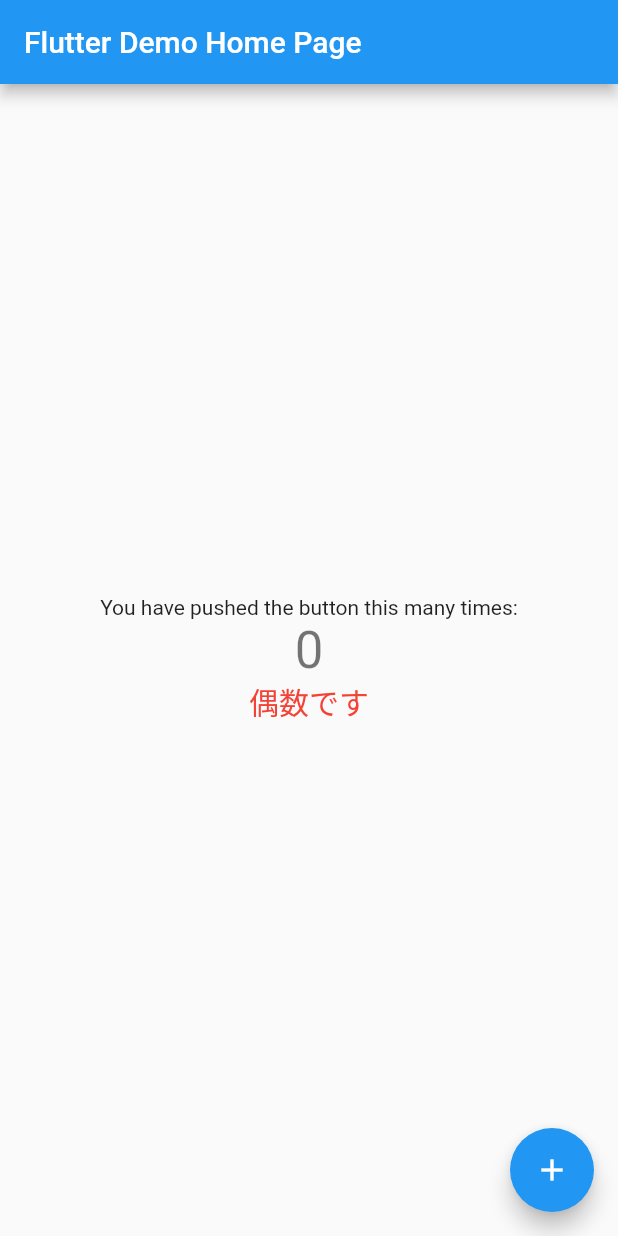
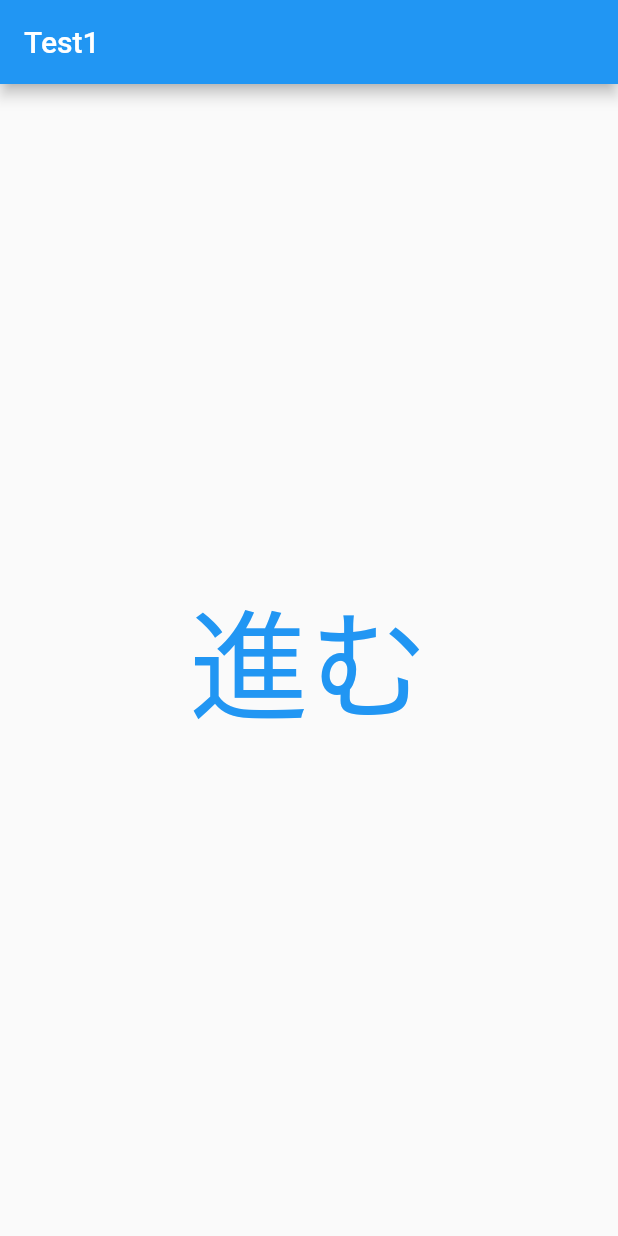
Before and after one commit to Osadakun/sample_flutter, a Flutter app: the screen it shows after launch, on a phone screen of 412 x 824 dp. Run offline on Flutter 3.47's test engine with Material 2 defaults, Android fonts, the phone set to English and light mode, and no system bars.

Commit message:
ページ遷移のデモ

```diff
--- a/sample_project/lib/main.dart
+++ b/sample_project/lib/main.dart
@@ -1,79 +1,30 @@
+import 'package:flutter/foundation.dart';
 import 'package:flutter/material.dart';
-import 'package:shared_preferences/shared_preferences.dart';
-// mainが1番初めに呼ばれるところ
+import 'package:sample_project/page_sample/TestPage1.dart';
 void main() {
-  runApp(MyApp()); // runAppは引数必須
+  runApp(MyApp());
 }
-
-// StatelessWidgetはbuild関数必須らしい
 class MyApp extends StatelessWidget {
-  // class A extends B  はBを継承したA
-  // This widget is the root of your application.
-  @override // StatelessWidgetに必要なbuild関数をオーバーライドする
+  @override
   Widget build(BuildContext context) {
     return MaterialApp(
-      // MaterialAppをreturnする
-      // A:B のA部はMaterialAppに用意されているもの
-      title: 'Flutter Demo', // タブに表示されるもの
+      title: 'Flutter Demo',
       theme: ThemeData(
         primarySwatch: Colors.blue,
       ),
-      home: const MyHomePage(
-          title: 'Flutter Demo Home Page'), // 実際にアプリ内に表示するwidgetを設定する．
+      home: MyHomePage(title: 'Flutter Demo Home Page'),
     );
   }
 }
-
 class MyHomePage extends StatefulWidget {
-  const MyHomePage({Key? key, required this.title}) : super(key: key);
+  MyHomePage({Key? key, required this.title}) : super(key: key);
   final String title;
   @override
   _MyHomePageState createState() => _MyHomePageState();
 }
-
 class _MyHomePageState extends State<MyHomePage> {
-  int _counter = 0;
-  String _type = "偶数";
-
-  void _incrementCounter() {
-    setState(() {
-      _counter++;
-      if (_counter % 2 == 0) {
-        _type = "偶数";
-      } else {
-        _type = "奇数";
-      }
-    });
-  }
   @override
   Widget build(BuildContext context) {
-    return Scaffold(
-      appBar: AppBar(
-        title: Text(widget.title)
-        ),
-      body: Center(
-        child: Column(
-          mainAxisAlignment: MainAxisAlignment.center,
-          children: <Widget>[
-            Text(
-              'You have pushed the button this many times:',
-            ),
-            Text(
-              '$_counter',
-              style: Theme.of(context).textTheme.headline4,
-            ),
-            if (_counter % 2 == 0)
-              Text('偶数です', style: TextStyle(fontSize: 20, color: Colors.red)),
-            if (_counter % 2 == 1)
-              Text('奇数です', style: TextStyle(fontSize: 20, color: Colors.red)),
-          ],
-        ),
-      ),
-      floatingActionButton: FloatingActionButton(
-          onPressed: _incrementCounter,
-          tooltip: 'Increment',
-          child: const Icon(Icons.add),
-      ), // This trailing comma makes auto-formatting nicer for build methods.
-    );
+    return Scaffold(body: TestPage1());
+  }
 }
-}
--- /dev/null
+++ b/sample_project/lib/page_sample/TestPage1.dart
@@ -0,0 +1,20 @@
+import 'package:flutter/material.dart';
+import 'package:sample_project/page_sample/TestPage2.dart';
+class TestPage1 extends StatelessWidget {
+  @override
+  Widget build(BuildContext context) {
+    return Scaffold(
+        appBar: AppBar(
+          title: Text("Test1"),
+        ),
+        body: Center(
+            child: TextButton(
+                onPressed: () => {
+                      Navigator.of(context)
+                          .push(MaterialPageRoute(builder: (context) {
+                        return TestPage2();
+                      }))
+                    },
+                child: Text("進む", style: TextStyle(fontSize: 80)))));
+  }
+}
```
Also changed, not shown: sample_project/lib/page_sample/TestPage2.dart (added, +26 -0 lines), sample_project/lib/page_sample/TestPage3.dart (added, +14 -0 lines).
